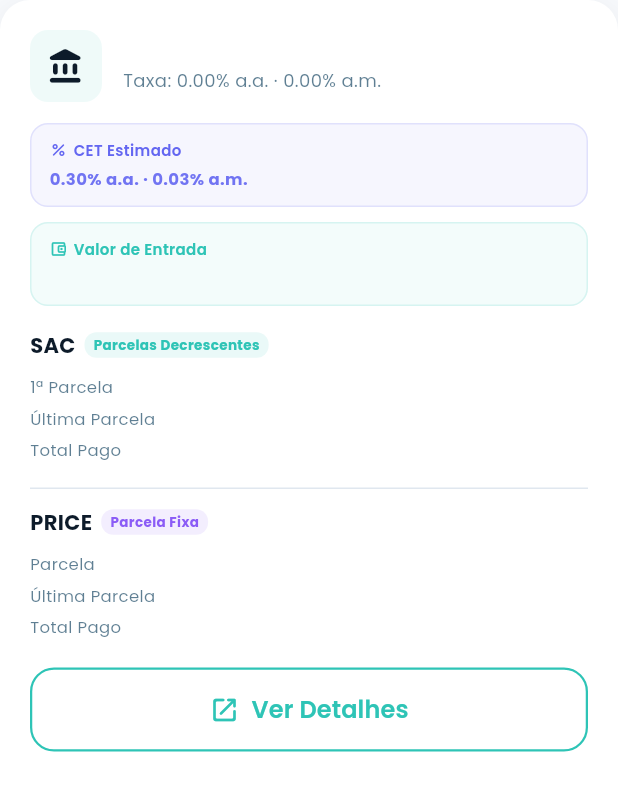
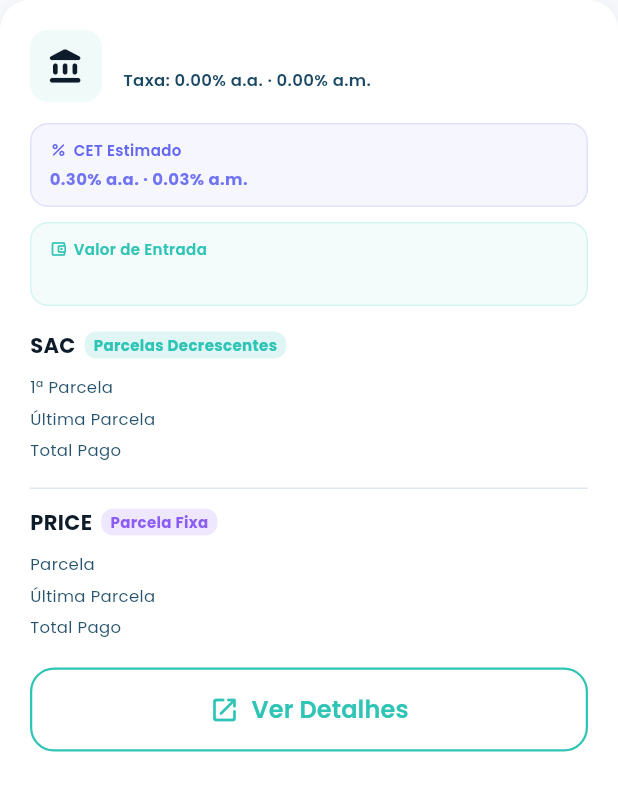
Before and after one commit to vitorfwt/meu-correspondente, a Flutter app: the BankSimulationCard widget shown alone on an empty page, opened directly with empty values, on a phone screen of 412 x 824 dp. Shown: the top 791 px of the screen. Run offline on Flutter 3.47's test engine with Material 3 defaults, Android fonts, the phone set to English and light mode, and no system bars; our stand-ins replace google_fonts, shared_preferences; accounts and stored records are empty; network calls fail.

Commit message:
fix: resolve UX card contrast, default simulator term, real bank logos and DB seed cleanup (Issues 21, 22, 23)

```diff
--- a/app/lib/screens/simulation_result_screen.dart
+++ b/app/lib/screens/simulation_result_screen.dart
@@ -5,6 +5,68 @@ import '../components/buttons/primary_button.dart';
 import '../components/buttons/secondary_button.dart';
 import '../simulation/simulation_repository.dart';
 import '../auth/auth_provider.dart';
+
+class BankLogo extends StatelessWidget {
+  final String? logoUrl;
+  final double size;
+
+  const BankLogo({super.key, this.logoUrl, this.size = 48});
+
+  @override
+  Widget build(BuildContext context) {
+    final fallbackIcon = Container(
+      width: size,
+      height: size,
+      decoration: BoxDecoration(
+        color: AppColors.accent.withOpacity(0.08),
+        borderRadius: BorderRadius.circular(size * 0.25),
+      ),
+      child: Icon(
+        Icons.account_balance_rounded,
+        color: AppColors.primary,
+        size: size * 0.54,
+      ),
+    );
+
+    final url = logoUrl;
+    if (url == null || url.isEmpty) {
+      return fallbackIcon;
+    }
+
+    return Container(
+      width: size,
+      height: size,
+      decoration: BoxDecoration(
+        color: Colors.white,
+        borderRadius: BorderRadius.circular(size * 0.25),
+        border: Border.all(color: AppColors.lightGrey, width: 1),
+      ),
+      child: ClipRRect(
+        borderRadius: BorderRadius.circular(size * 0.25 - 1),
+        child: Image.network(
+          logoUrl!,
+          fit: BoxFit.contain,
+          errorBuilder: (context, error, stackTrace) => fallbackIcon,
+          loadingBuilder: (context, child, loadingProgress) {
+            if (loadingProgress == null) return child;
+            return Center(
+              child: SizedBox(
+                width: size * 0.33,
+                height: size * 0.33,
+                child: CircularProgressIndicator(
+                  strokeWidth: 1.5,
+                  valueColor: AlwaysStoppedAnimation<Color>(
+                    AppColors.accent.withOpacity(0.5),
+                  ),
+                ),
+              ),
+            );
+          },
+        ),
+      ),
+    );
+  }
+}
 
 class SimulationResultScreen extends StatefulWidget {
   final SimulationInput input;
@@ -499,20 +561,8 @@ class BankSimulationCard extends StatelessWidget {
                 child: Row(
                   crossAxisAlignment: CrossAxisAlignment.start,
                   children: [
-                    // Logo placeholder
-                    Container(
-                      width: 48,
-                      height: 48,
-                      decoration: BoxDecoration(
-                        color: AppColors.accent.withOpacity(0.08),
-                        borderRadius: BorderRadius.circular(12),
-                      ),
-                      child: const Icon(
-                        Icons.account_balance_rounded,
-                        color: AppColors.primary,
-                        size: 26,
-                      ),
-                    ),
+                    // Dynamic Bank Logo
+                    BankLogo(logoUrl: simulation.logoUrl, size: 48),
                     const SizedBox(width: 14),
                     Expanded(
                       child: Column(
@@ -541,9 +591,12 @@ class BankSimulationCard extends StatelessWidget {
                             'Taxa: ${simulation.taxaJurosAnual.toStringAsFixed(2)}% a.a. · '
                             '${simulation.taxaJurosMensal.toStringAsFixed(2)}% a.m.',
                             style: TextStyle(
-                              fontSize: 12,
-                              color: AppColors.secondary.withOpacity(0.7),
+                              fontSize: isMobile ? 11 : 12,
+                              color: AppColors.secondary,
+                              fontWeight: FontWeight.w600,
                             ),
+                            maxLines: 1,
+                            overflow: TextOverflow.ellipsis,
                           ),
                           if (isBestOption && isMobile) ...[
                             const SizedBox(height: 6),
@@ -760,19 +813,22 @@ class BankSimulationCard extends StatelessWidget {
               ),
             ),
             const SizedBox(width: 6),
-            Container(
-              padding:
-                  const EdgeInsets.symmetric(horizontal: 6, vertical: 2),
+            Flexible(
+              child: Container(
+                padding: const EdgeInsets.symmetric(horizontal: 6, vertical: 2),
                 decoration: BoxDecoration(
-                color: tagColor.withOpacity(0.1),
+                  color: tagColor.withOpacity(0.15),
                   borderRadius: BorderRadius.circular(8),
                 ),
                 child: Text(
                   tag,
                   style: TextStyle(
-                  fontSize: 9,
+                    fontSize: 10,
                     fontWeight: FontWeight.bold,
                     color: tagColor,
+                  ),
+                  maxLines: 1,
+                  overflow: TextOverflow.ellipsis,
                 ),
               ),
             ),
@@ -789,7 +845,7 @@ class BankSimulationCard extends StatelessWidget {
                       r.$1,
                       style: TextStyle(
                         fontSize: 11,
-                        color: AppColors.secondary.withOpacity(0.7),
+                        color: AppColors.secondary.withOpacity(0.95),
                       ),
                       overflow: TextOverflow.ellipsis,
                     ),
@@ -929,16 +985,7 @@ class _BankDetailsSheet extends StatelessWidget {
             // Header
             Row(
               children: [
-                Container(
-                  width: 52,
-                  height: 52,
-                  decoration: BoxDecoration(
-                    color: AppColors.accent.withOpacity(0.1),
-                    borderRadius: BorderRadius.circular(14),
-                  ),
-                  child: const Icon(Icons.account_balance_rounded,
-                      color: AppColors.primary, size: 28),
-                ),
+                BankLogo(logoUrl: simulation.logoUrl, size: 52),
                 const SizedBox(width: 14),
                 Expanded(
                   child: Column(
--- a/app/lib/screens/simulator_form_screen.dart
+++ b/app/lib/screens/simulator_form_screen.dart
@@ -36,7 +36,7 @@ class _SimulatorFormScreenState extends State<SimulatorFormScreen> {
   double _valorImovel = 500000;
   double _valorEntrada = 100000;
   double _rendaMensal = 10000;
-  int _prazoMeses = 360;
+  int _prazoMeses = 420;
   String _tipoImovel = 'Residencial';
   String _estadoCivil = 'Solteiro(a)';
 
```
Also changed, not shown: .ai/memory/issues/issue_21.yaml (added), .ai/memory/issues/issue_22.yaml (added), .ai/memory/issues/issue_23.yaml (added), 5 other files. Lines whose indentation alone changed are shown as unchanged.
